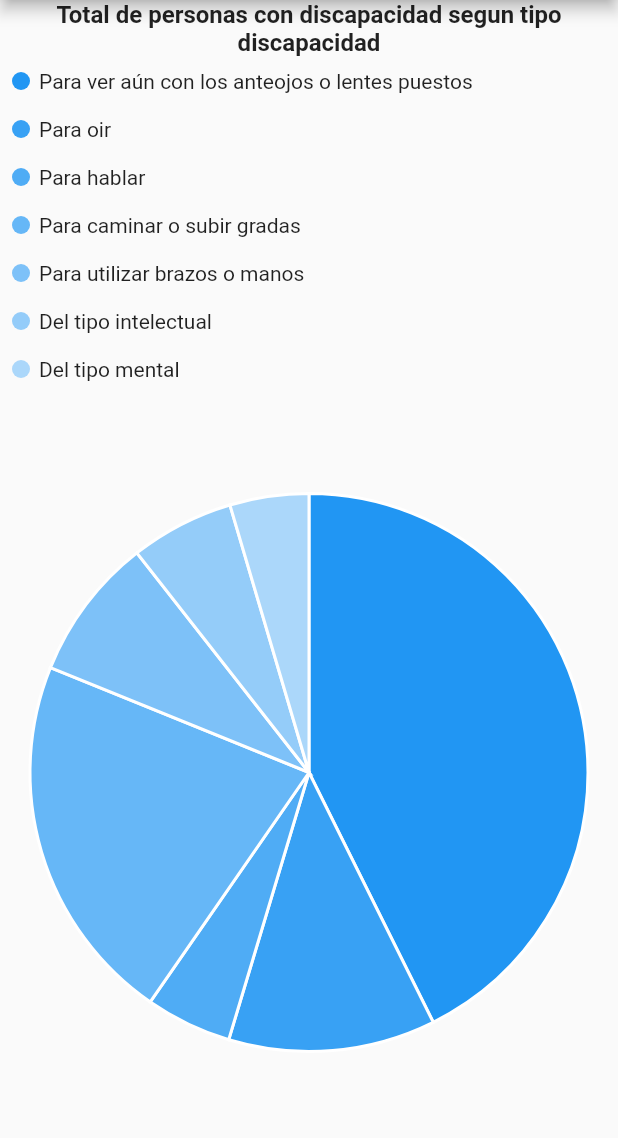
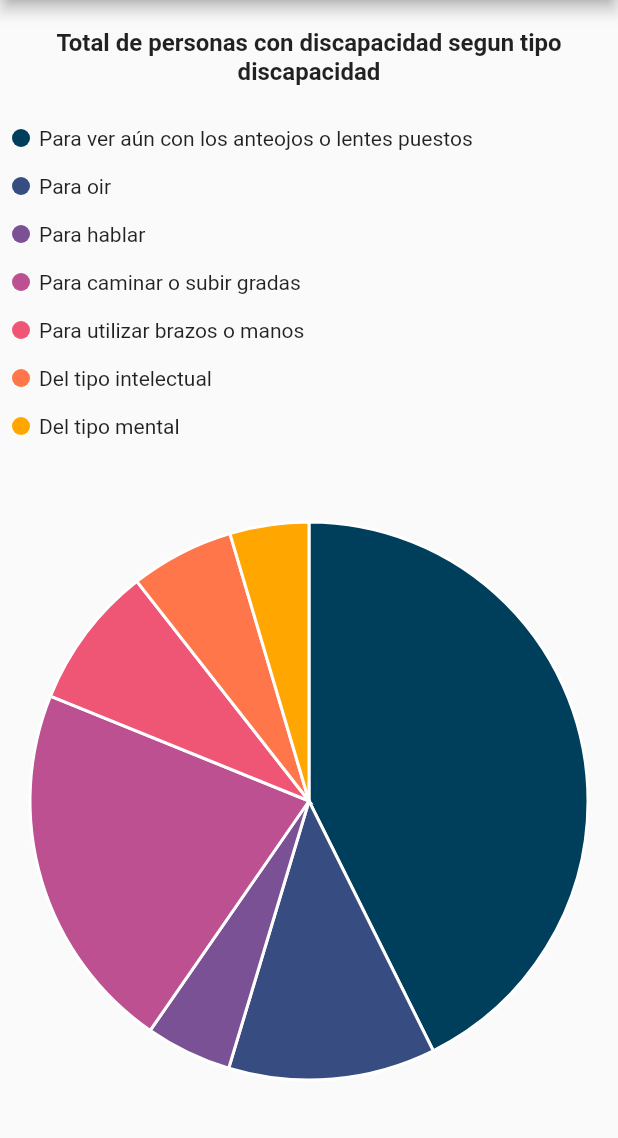
Before and after one commit to palpizarm/mobile_visualization_project, a Flutter app: the PieChart screen opened directly, on a phone screen of 412 x 824 dp, the part 84-1222 px from its top. Run offline on Flutter 3.47's test engine with Material 2 defaults, Android fonts, the phone set to English and light mode, and no system bars; our stand-ins replace charts_flutter, font_awesome_flutter; missing offline and left inert: bubble_chart.

Commit message:
[improved] change the color of the chart categories

```diff
--- a/mobile_visualization_project/lib/pie.dart
+++ b/mobile_visualization_project/lib/pie.dart
@@ -35,7 +35,7 @@ class PieChart extends StatelessWidget {
       body: Column(
         children: <Widget>[
           Text(
-            'Total de personas con discapacidad segun tipo discapacidad',
+            '\nTotal de personas con discapacidad segun tipo discapacidad\n',
             textAlign: TextAlign.center,
             style: TextStyle(
               fontWeight: FontWeight.bold,
@@ -51,11 +51,8 @@ class PieChart extends StatelessWidget {
                     position: charts.BehaviorPosition.top,
                     horizontalFirst: false,
                     showMeasures: true,
-                    // Configure the measure value to be shown by default in the legend.
                     legendDefaultMeasure: charts.LegendDefaultMeasure
                         .firstValue,
-                    // Optionally provide a measure formatter to format the measure value.
-                    // If none is specified the value is formatted as a decimal.
                     measureFormatter: (num value) {
                       return value == null ? '-' : '${value}';
                     }
@@ -69,19 +66,21 @@ class PieChart extends StatelessWidget {
 
   List<charts.Series<DisabilitiesByProvince, String>> _createData() {
     List<DisabilitiesByProvince>  disabilitiesSeries= [];
+    List<Color> colors = [Color(0xff003f5c),Color(0xff374c80),Color(0xff7a5195),Color(0xffbc5090),Color(0xffef5675),Color(0xffff764a),Color(0xffffa600)];
     String key = "";
     for (int index = 0; index < _dataHandler.disabilities.length; index++) {
       int quantity  = 0;
       for (key in _dataHandler.disabilitiesByProvince.keys) {
         quantity += _dataHandler.disabilitiesByProvince[key][index];
       }
-      disabilitiesSeries.add(new DisabilitiesByProvince(_dataHandler.disabilities[index], quantity));
+      disabilitiesSeries.add(new DisabilitiesByProvince(_dataHandler.disabilities[index], quantity,colors[index]));
     }
     return [
       new charts.Series<DisabilitiesByProvince, String>(
           id: 'data',
-          domainFn: (DisabilitiesByProvince disabilities, _) => disabilities.disability,
-          measureFn: (DisabilitiesByProvince disabilities, _) => disabilities.quantity,
+          domainFn: (DisabilitiesByProvince disability, _) => disability.disability,
+          measureFn: (DisabilitiesByProvince disability, _) => disability.quantity,
+          colorFn: (DisabilitiesByProvince disability, _) => charts.ColorUtil.fromDartColor(disability.color),
           data: disabilitiesSeries),
     ];
   }
@@ -90,6 +89,7 @@ class PieChart extends StatelessWidget {
 class DisabilitiesByProvince {
   final String disability;
   final int quantity;
+  final Color color;
 
-  DisabilitiesByProvince(this.disability, this.quantity);
+  DisabilitiesByProvince(this.disability, this.quantity, this.color);
 }
```
